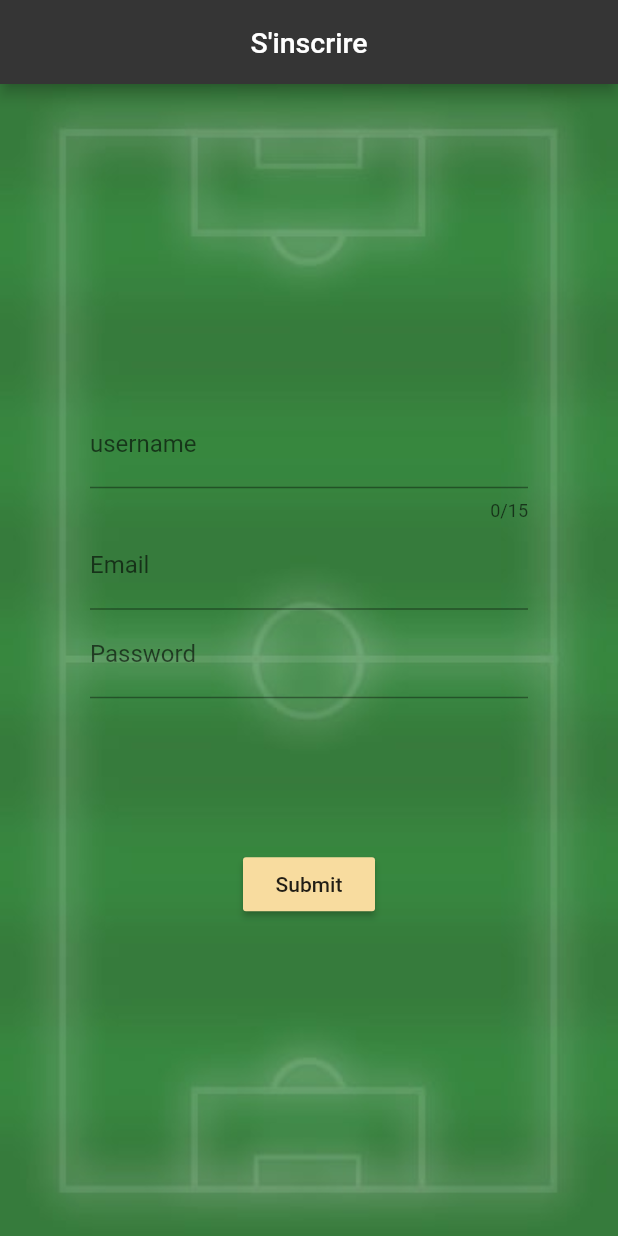
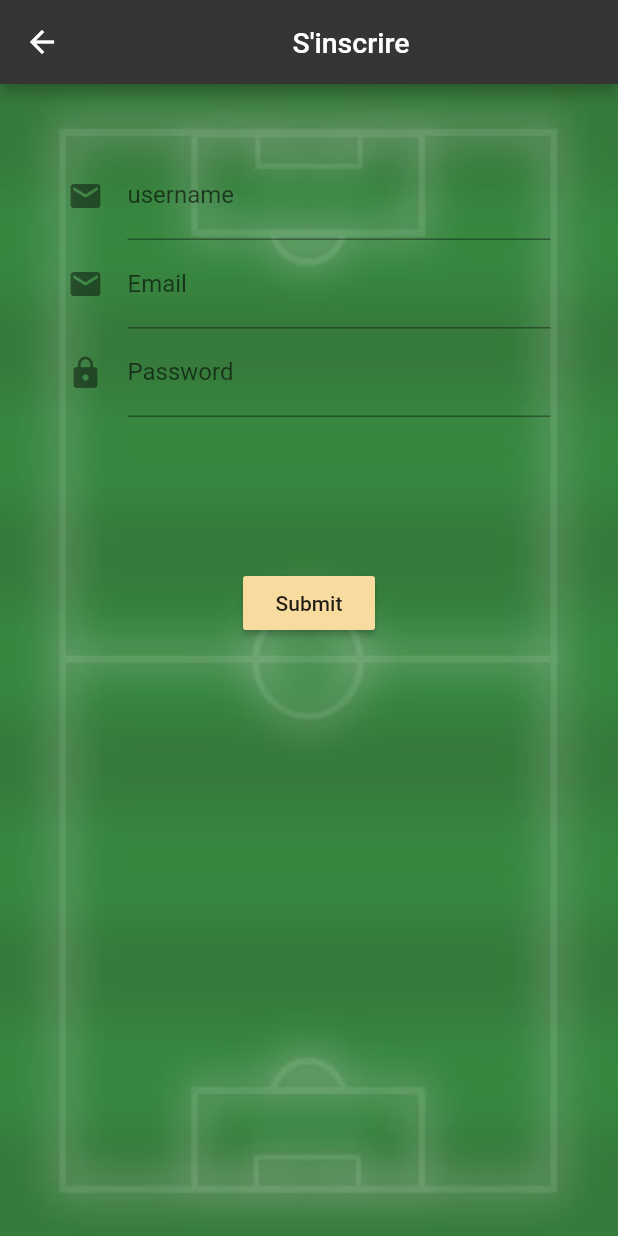
Before and after one commit to stats19/stats19-mobile, a Flutter app: the screen it shows after launch, after a tap on "Submit", after a tap on "Pas de compte? S'inscrire", on a phone screen of 412 x 824 dp. Run offline on Flutter 3.47's test engine with Material 2 defaults, Android fonts, the phone set to English and light mode, and no system bars.

Commit message:
impl routing for scree redirecting and corr bug incrip screen

```diff
--- a/lib/Connection_Screen.dart
+++ b/lib/Connection_Screen.dart
@@ -2,40 +2,40 @@
 import 'package:flutter/cupertino.dart';
 import 'package:flutter/material.dart';
 import 'package:stat19_app_mobile/components/AppBar_components.dart';
-import 'package:stat19_app_mobile/Inscription_Screen.dart';
-import 'package:stat19_app_mobile/home_screen.dart';
 import 'package:stat19_app_mobile/ressource/themes.dart';
 
+import 'app_router.dart';
 import 'models/user-model.dart';
 import 'ressource/themes.dart';
 
-class ConnectionForm extends StatefulWidget{
+class ConnectionScreen extends StatefulWidget{
   @override
   State<StatefulWidget> createState() {
     return ConnectionFormState();
   }
 }
 
-class ConnectionFormState extends State<ConnectionForm>{
+class ConnectionFormState extends State<ConnectionScreen>{
   User _user = new User();
-
+  //Color colorTxt;
   final _formKey = GlobalKey<FormState>();
   Widget _username_widget(){
     return TextFormField(
-      decoration: InputDecoration(labelText: "username", icon: Icon(Icons.account_circle),focusColor: Colors.black),
+      decoration: InputDecoration(labelText: "username", icon: ICON_ACCOUNT),
       validator: (String value){
         if(value.isEmpty) return "Your username is required!";
         return null;
       },
-      onSaved: (String value){
+      onSaved: (String value) {
         _user.username = value;
-      },
+      }
     );
   }
 
   Widget _password_widget(){
     return TextFormField(
-      decoration: InputDecoration(labelText: "Password",icon: Icon(Icons.lock)), obscureText: true,
+      decoration: InputDecoration(labelText: "Password",icon: ICON_SECURE),
+        obscureText: true,
       keyboardType: TextInputType.visiblePassword,
       validator: (String value){
         if(value.isEmpty) return "Your password is required!";
@@ -48,7 +48,9 @@ class ConnectionFormState extends State<ConnectionForm>{
   }
   @override
   Widget build(BuildContext context) {
-    return Scaffold(
+    return MaterialApp(
+      title: "connection",
+      home: Scaffold(
           appBar: new Stat19SimpleAppBar(titleName: "Se connecter"),
           body:
           Container(
@@ -69,7 +71,7 @@ class ConnectionFormState extends State<ConnectionForm>{
                             ),
                             color: Colors.transparent,
                             onPressed: () {
-                            Navigator.push(context, MaterialPageRoute(builder: (context) => (MaterialApp( home:InscriptionForm()))));
+                              Navigator.pushNamed(context, NamedRoute.INSCRIPTION_ROUTE);
                             }
                         ),
                       ),
@@ -88,10 +90,10 @@ class ConnectionFormState extends State<ConnectionForm>{
                           print("username: " + _user.username);
                           print("pswd: " + _user.password);
                           /**
-                         * TODO : get user with paswd == pswdDB and username == usernameDB using  Authentificacation
+                           * TODO : get user with paswd == pswdDB and username == usernameDB via  call of Authentification method
                            */
-                        Navigator.push(context, MaterialPageRoute(builder: (context) => MainPage()));
-                       //TODO : find a way to clear Input after validation ( _formKey.currentState.reset();)
+                          _formKey.currentState.reset();
+                          Navigator.pushNamed(context, NamedRoute.HOME_ROUTE);
 
                         },
                       )
@@ -99,6 +101,7 @@ class ConnectionFormState extends State<ConnectionForm>{
               ),
             ),
           )
+      ),
     );
   }
 }
--- a/lib/Inscription_Screen.dart
+++ b/lib/Inscription_Screen.dart
@@ -1,41 +1,41 @@
 
 import 'package:flutter/cupertino.dart';
 import 'package:flutter/material.dart';
-import 'package:stat19_app_mobile/home_screen.dart';
-import 'package:stat19_app_mobile/ressource/themes.dart';
-import 'package:stat19_app_mobile/ressource/values.dart';
 
+import 'app_router.dart';
 import 'components/AppBar_components.dart';
 import 'models/user-model.dart';
+import 'ressource/themes.dart';
+import 'ressource/values.dart';
 
-class InscriptionForm extends StatefulWidget{
+class InscriptionFormScreen extends StatefulWidget{
   @override
   State<StatefulWidget> createState() {
     return InscriptionFormState();
   }
 }
 
-class InscriptionFormState extends State<InscriptionForm>{
+class InscriptionFormState extends State<InscriptionFormScreen>{
   User _new_user = new User();
 
   final _formKey = GlobalKey<FormState>();
+
   Widget _username_widget(){
     return TextFormField(
-      decoration: InputDecoration(labelText: "username"),
-      maxLength: 15,
+      decoration: InputDecoration(labelText: "username", icon: ICON_EMAIL),
       validator: (String value){
         if(value.isEmpty) return "Your username is required!";
         if(value.length < 3 ) return "Your username is short";
         return null;
       },
       onSaved: (String value){
-        _new_user.username(value);
+        _new_user.username = value;
       },
     );
   }
   Widget _email_widget(){
     return TextFormField(
-      decoration: InputDecoration(labelText: "Email"),
+      decoration: InputDecoration(labelText: "Email", icon: ICON_EMAIL),
       validator: (String value){
         if(value.isEmpty) return "Your Email is required!";
         if(!RegExp(EMAIL_INPUT_VALUE_REGEX).hasMatch(value)){
@@ -44,13 +44,14 @@ class InscriptionFormState extends State<InscriptionForm>{
         return null;
       },
       onSaved: (String value){
-        _new_user.email(value);
+        _new_user.email = value;
       },
     );
   }
   Widget _password_widget(){
     return TextFormField(
-      decoration: InputDecoration(labelText: "Password"),
+      decoration: InputDecoration(labelText: "Password",icon: ICON_SECURE),
+      obscureText: true,
       keyboardType: TextInputType.visiblePassword,
       validator: (String value){
         if(value.isEmpty) return "Your password is required!";
@@ -58,7 +59,7 @@ class InscriptionFormState extends State<InscriptionForm>{
         return null;
       },
       onSaved: (String value){
-        _new_user.password = (value);
+        _new_user.password = value;
       },
       onFieldSubmitted:(String value){
         if(value != null) value = "";
@@ -68,21 +69,21 @@ class InscriptionFormState extends State<InscriptionForm>{
   @override
   Widget build(BuildContext context) {
    //TODO / In THE appBAR active arrow to go back to previous page
-    //TODO : change style Appbar.
     //TODO :  ADD our logo
-    return Scaffold(
-      appBar: new Stat19SimpleAppBar(titleName: "S'inscrire"),
+    return MaterialApp(
+      home: Scaffold(
+        appBar: new Stat19SpecifiqueAppBar(titleName: "S'inscrire",context: context),
         body: Container(
           decoration: BoxDecoration(
             image: BODY_BACKGROUND_DECORATION_IMAGE,
           ),
           child: Container(
-        padding: EdgeInsets.fromLTRB(20,10,20,10),
-        margin: EdgeInsets.all(40),
+            alignment: Alignment.center,
+            //padding: EdgeInsets.fromLTRB(40,10,20,10),
+            margin: EdgeInsets.all(45),
             child: Form(
               key: _formKey,
               child: Column(
-            mainAxisAlignment: MainAxisAlignment.center,
                 children: <Widget>[
                   _username_widget(),
                   _email_widget(),
@@ -92,20 +93,20 @@ class InscriptionFormState extends State<InscriptionForm>{
                     child: Text("Submit"),
                     color: GENERAL_BUTTON_COLOR,
                     onPressed: (){
-
-                  if(!_formKey.currentState.validate()) {
+                      if(! _formKey.currentState.validate()) {
                         return;
                       }
+
                       _formKey.currentState.save();
                       print("username: " + _new_user.username);
                       print("email: " + _new_user.email);
                       print("pswd: " + _new_user.password);
+                      _formKey.currentState.reset();
                       /**
                        * //TODO : send new user to server
                        * TODO : valid auhentification without passing by connection page
                        */
-                  Navigator.push(context, MaterialPageRoute(builder: (context) => MainPage()));
-                  //TODO : find a way to clear Input after validation ( _formKey.currentState.reset();)
+                      Navigator.pushNamed(context, NamedRoute.HOME_ROUTE);
                     },
                   )
                 ],
@@ -113,6 +114,6 @@ class InscriptionFormState extends State<InscriptionForm>{
             ),
           ),
         )
-    );
+    ),);
   }
 }
--- /dev/null
+++ b/lib/app_router.dart
@@ -0,0 +1,25 @@
+import 'package:flutter/material.dart';
+import 'package:stat19_app_mobile/Connection_Screen.dart';
+import 'package:stat19_app_mobile/Inscription_Screen.dart';
+import 'package:stat19_app_mobile/home_screen.dart';
+
+class NamedRoute{
+  static const String INSCRIPTION_ROUTE = "inscription";
+  static const String CONNECTION_ROUTE = "connection";
+  static const String HOME_ROUTE = "home";
+}
+
+Route<dynamic> routing(RouteSettings settings){
+  switch(settings.name){
+    case NamedRoute.INSCRIPTION_ROUTE:
+      return new MaterialPageRoute(builder: (context) => InscriptionFormScreen());
+
+    case NamedRoute.CONNECTION_ROUTE:
+      return MaterialPageRoute(builder: (context) => ConnectionScreen());
+
+    case NamedRoute.HOME_ROUTE:
+    return MaterialPageRoute(builder: (context) => MainPage());
+    default:
+      return null;
+  }
+}
--- a/lib/components/AppBar_components.dart
+++ b/lib/components/AppBar_components.dart
@@ -1,7 +1,8 @@
 import 'package:flutter/material.dart';
+import 'package:stat19_app_mobile/ressource/themes.dart';
 
-class Stat19SimpleAppBar extends AppBar{
-  Stat19SimpleAppBar({Key key, String titleName})
+class Stat19SpecifiqueAppBar extends AppBar{
+  Stat19SpecifiqueAppBar({Key key, String titleName, BuildContext context})
       :super(key:key,
       title: Center(
         child: Text(titleName, textAlign: TextAlign.center,
@@ -13,8 +14,34 @@ class Stat19SimpleAppBar extends AppBar{
           fontSize: 19.0),
         ),
       ),
-      backgroundColor: Color.fromRGBO(53, 53, 53, 1.0),
+      leading: Builder(
+        builder: (_){
+          return IconButton(icon:Icon(Icons.arrow_back),
+              onPressed:() => Navigator.pop(context),
+            );
+          }
+      ),
+      backgroundColor: APPBAR_BACKROUND_COLOR,
       bottomOpacity: 0.345,
       toolbarOpacity: 1.0,
       );
 }
+
+class Stat19SimpleAppBar extends AppBar{
+  Stat19SimpleAppBar({Key key, String titleName})
+      :super(key:key,
+    title: Center(
+      child: Text(titleName, textAlign: TextAlign.center,
+        style: const TextStyle(
+            color:  const Color(0xffffffff),
+            fontWeight: FontWeight.w500,
+            fontFamily: "Roboto",
+            fontStyle:  FontStyle.normal,
+            fontSize: 19.0),
+      ),
+    ),
+    backgroundColor: APPBAR_BACKROUND_COLOR,
+    bottomOpacity: 0.345,
+    toolbarOpacity: 1.0,
+  );
+}
--- a/lib/components/DrawerView_component.dart
+++ b/lib/components/DrawerView_component.dart
@@ -2,7 +2,6 @@
 
 import 'package:flutter/material.dart';
 import 'package:stat19_app_mobile/ressource/themes.dart';
-import 'package:stat19_app_mobile/ressource/values.dart';
 
 class Menu{
   String _name;
@@ -10,7 +9,6 @@ class Menu{
   bool _hasSousMenus;
   List<Menu> _sousMenus;
   Color _onpressColor = Color.fromRGBO(196, 208, 4, 1.0);
-  //Icon _icon_arrow;
   Menu();
   Menu.sansSousMenu(this._name){
     this._isOpen = false;
@@ -108,7 +106,7 @@ class NavMenuState extends State<NavMenu>{
   void onPressAction(){
     menu.open()==true?menu.set_open(false):menu.set_open(true);
     setState(() {
-      arrow = menu.open()?OPEN_ARROW:CLOSE_ARROW;
+      arrow = menu.open() && menu.hasSousMenus()?OPEN_ARROW:CLOSE_ARROW;
       developSousMenu = menu.open()==true && menu.hasSousMenus()?true:false;
     });
     print(menu.name+": isOpen: "+menu.open().toString() );
--- a/lib/components/leagues-component.dart
+++ b/lib/components/leagues-component.dart
@@ -6,12 +6,9 @@ import 'package:stat19_app_mobile/models/league-model.dart';
 import 'package:stat19_app_mobile/services/api-services.dart';
 import 'package:stat19_app_mobile/services/leagues-services.dart';
 
-import '../models/user-model.dart';
-
 class LeaguesView extends StatefulWidget{
   @override
   State<StatefulWidget> createState() {
-    // TODO: implement createState
     return LeaguesState();
   }
 }
--- a/lib/home_screen.dart
+++ b/lib/home_screen.dart
@@ -1,13 +1,7 @@
-
-
-import 'dart:wasm';
 
 import 'package:flutter/material.dart';
 import 'package:stat19_app_mobile/components/AppBar_components.dart';
-import 'package:stat19_app_mobile/models/user-model.dart';
 import 'package:stat19_app_mobile/ressource/themes.dart';
-import 'package:stat19_app_mobile/services/api-services.dart';
-import 'package:stat19_app_mobile/services/leagues-services.dart';
 
 import 'components/DrawerView_component.dart';
 import 'components/leagues-component.dart';
@@ -22,7 +16,7 @@ class MainPageState extends State<MainPage> {
   Widget build(BuildContext context) {
     return MaterialApp(
       home: Scaffold(
-        appBar: new Stat19SimpleAppBar(titleName: "Stats19 "), //TODO :Add grid view
+        appBar: new Stat19SimpleAppBar(titleName: "Stats19"),
         drawer: new HomeNavigationBar(),
         body: Container(
           decoration: BoxDecoration(
--- a/lib/main.dart
+++ b/lib/main.dart
@@ -1,21 +1,26 @@
 import 'package:flutter/material.dart';
 import 'package:flutter/widgets.dart';
-import 'package:stat19_app_mobile/home_screen.dart';
-
-import 'Connection_Screen.dart';
+import 'app_router.dart';
 
 //void main() => runApp(MaterialApp(
 //    home:InscriptionForm()));
 
 void main(){
-    //TODO : valid auhentification without passing by connection page
-    if (Authenticaction()){
-      runApp(MainPage());
-    }else{
-      runApp(MaterialApp( home:ConnectionForm()));
-    }
+    runApp(MyApp());
+}
+//TODO : Impl Aunt method valid auhentification without passing by connection page
+bool Authentification(){
+  return false;
 }
 
-bool Authenticaction(){
-  return false;
+class MyApp extends StatelessWidget{
+  @override
+  Widget build(BuildContext context) {
+    return MaterialApp(
+      title: 'router',
+      onGenerateRoute: routing,
+      initialRoute: Authentification()?NamedRoute.HOME_ROUTE:NamedRoute.CONNECTION_ROUTE,
+    );
+  }
+
 }
--- a/lib/models/user-model.dart
+++ b/lib/models/user-model.dart
@@ -1,5 +1,3 @@
-
-import 'dart:convert';
 
 /// [User] Object general utilisateur.
 /// [NewUserJson] Object json pour creer un nouvelle utilisateur
@@ -10,15 +8,20 @@ class User{
   String _username;
   String _email;
   String _password;
-  User();
+  User(){
+    this._id = 0;
+    this._username = null;
+    this._email = null;
+    this._password = null;
+  }
   User.SansId(this._username,this._email,this._password){
-    this._id = null;
+    this._id = 0;
   }
   User.AvecId(this._id,this._username,this._email,this._password);
   get id => _id;
-  get username => _username;
-  get email => _email;
-  get password => _password;
+  get username => this._username;
+  get email => this._email;
+  get password => this._password;
 
   set id(int id) => _id = id;
   set username(String username) => _username = username;
--- a/lib/ressource/themes.dart
+++ b/lib/ressource/themes.dart
@@ -5,6 +5,7 @@ import 'package:flutter/material.dart';
 final Color APP_BACKGROUND_COLOR = Colors.limeAccent;
 final Color GENERAL_BUTTON_COLOR = Color.fromRGBO(248, 220, 159, 1.0);//Colors.brown[300];
 final Color MENU_BACKGROUND_COLOR = Color.fromRGBO(236, 250, 15, 1.0);
+final Color APPBAR_BACKROUND_COLOR = Color.fromRGBO(53, 53, 53, 1.0);
 
 // Assets images
 final DecorationImage BODY_BACKGROUND_DECORATION_IMAGE = DecorationImage(
@@ -15,3 +16,6 @@ final DecorationImage BODY_BACKGROUND_DECORATION_IMAGE = DecorationImage(
 //Icons
 final Icon CLOSE_ARROW = new Icon(Icons.keyboard_arrow_right);
 final Icon OPEN_ARROW = new Icon(Icons.keyboard_arrow_down);
+final Icon ICON_ACCOUNT = Icon(Icons.account_circle);
+final Icon ICON_EMAIL = Icon(Icons.email);
+final Icon ICON_SECURE = Icon(Icons.lock);
--- a/lib/ressource/values.dart
+++ b/lib/ressource/values.dart
@@ -1,6 +1,3 @@
-import 'package:flutter/material.dart';
-import 'package:stat19_app_mobile/components/DrawerView_component.dart';
-import 'package:stat19_app_mobile/models/user-model.dart';
 
 final String EMAIL_INPUT_VALUE_REGEX = "^[a-zA-Z0-9.!#\$%&'*+/=?^_`{|}~-]+@[a-zA-Z0-9]"
                                "(?:[a-zA-Z0-9-]{0,253}[a-zA-Z0-9])?(?:\.[a-zA-Z0-9]"
--- a/lib/services/leagues-services.dart
+++ b/lib/services/leagues-services.dart
@@ -3,7 +3,6 @@ import 'dart:convert';
 
 import 'package:http/http.dart' as http;
 import 'package:stat19_app_mobile/models/league-model.dart';
-import 'package:stat19_app_mobile/models/user-model.dart';
 import 'api-services.dart';
 
 class LeaguesServices{
```
Also changed, not shown: 1 other file. Lines whose indentation alone changed are shown as unchanged.
